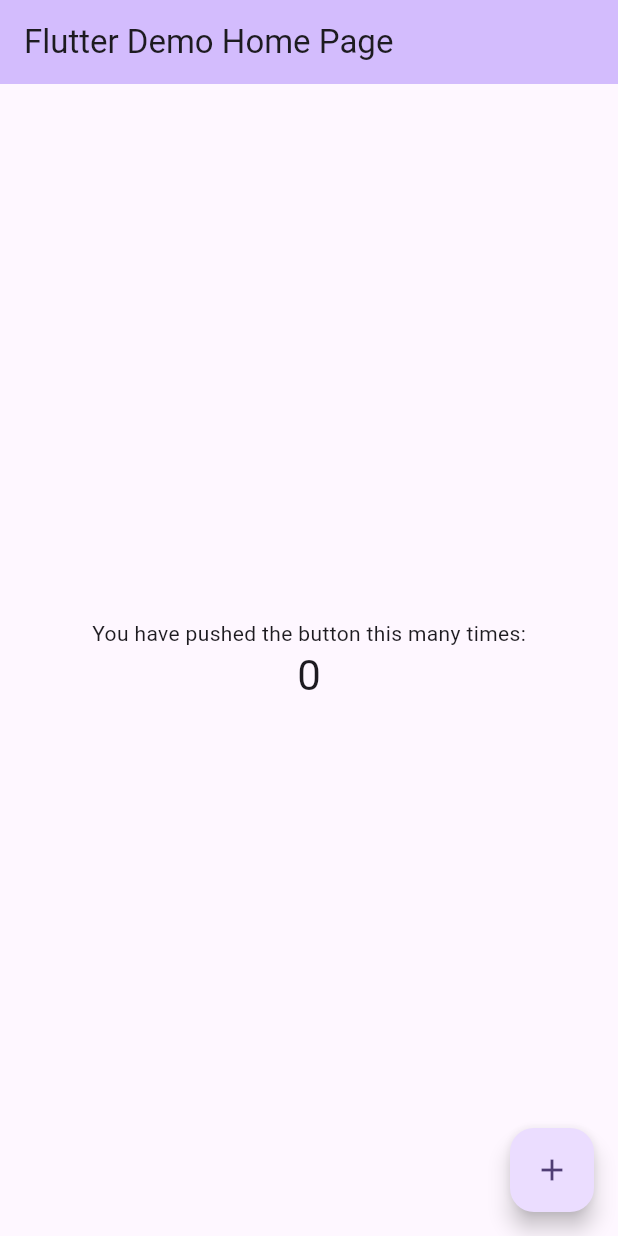
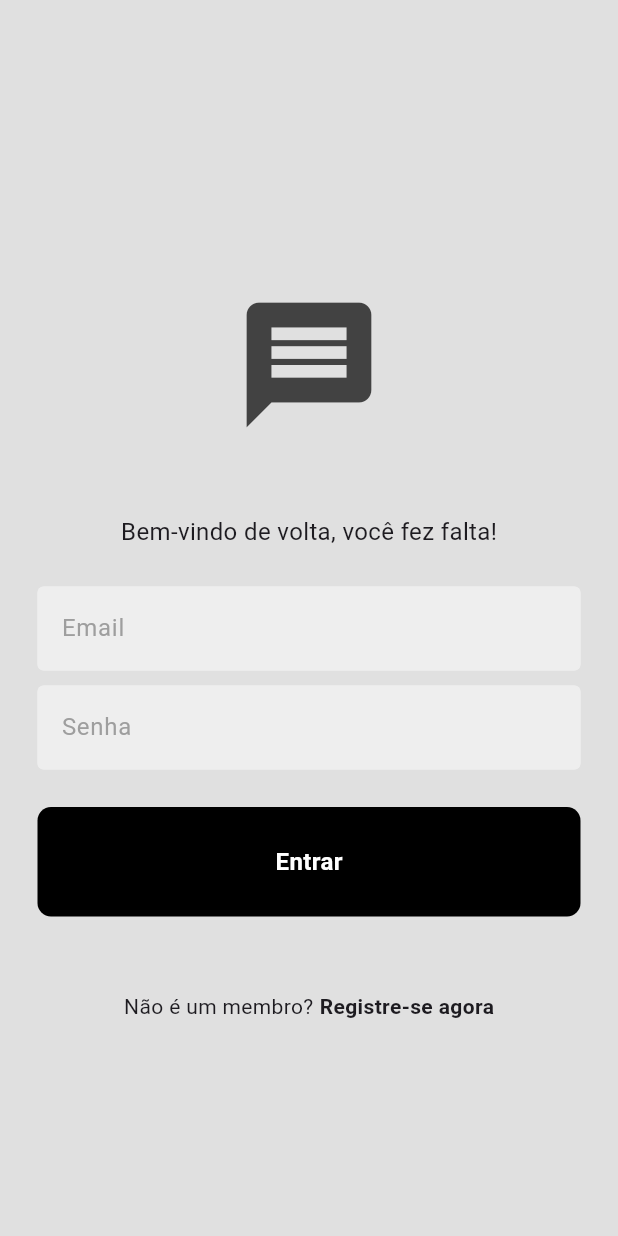
Before and after one commit to DeckDev-RC/Chat_App, a Flutter app: the screen it shows after launch, on a phone screen of 412 x 824 dp. Run offline on Flutter 3.47's test engine with Material 3 defaults, Android fonts, the phone set to English and light mode, and no system bars.

Commit message:
Tela de Login e Cadastro criadas, com componentes e diferentes arquivos/Sistema de troca de páginas entre Tela de Login e Tela de Cadastro

```diff
--- /dev/null
+++ b/lib/components/button_lr.dart
@@ -0,0 +1,31 @@
+import 'package:flutter/material.dart';
+
+class ButtonLR extends StatelessWidget {
+  final void Function()? onTap;
+  final String text;
+  const ButtonLR({super.key, required this.onTap, required this.text});
+
+  @override
+  Widget build(BuildContext context) {
+    return GestureDetector(
+      onTap: onTap,
+      child: Container(
+        padding: const EdgeInsets.all(25),
+        decoration: BoxDecoration(
+          color: Colors.black,
+          borderRadius: BorderRadius.circular(9),
+        ),
+        child: Center(
+          child: Text(
+            text,
+            style: const TextStyle(
+              color: Colors.white,
+              fontWeight: FontWeight.bold,
+              fontSize: 16,
+            ),
+          ),
+        ),
+      ),
+    );
+  }
+}
--- /dev/null
+++ b/lib/components/text_field.dart
@@ -0,0 +1,33 @@
+import 'package:flutter/material.dart';
+
+class MyTextField extends StatelessWidget {
+  final TextEditingController controller;
+  final String hintText;
+  final bool obscureText;
+  const MyTextField({
+    super.key,
+    required this.controller,
+    required this.hintText,
+    required this.obscureText,
+  });
+
+  @override
+  Widget build(BuildContext context) {
+    return TextField(
+      controller: controller,
+      obscureText: obscureText,
+      decoration: InputDecoration(
+        enabledBorder: OutlineInputBorder(
+          borderSide: BorderSide(color: Colors.grey.shade200),
+        ),
+        focusedBorder: const OutlineInputBorder(
+          borderSide: BorderSide(color: Colors.white),
+        ),
+        fillColor: Colors.grey[200],
+        filled: true,
+        hintText: hintText,
+        hintStyle: const TextStyle(color: Colors.grey),
+      ),
+    );
+  }
+}
--- a/lib/main.dart
+++ b/lib/main.dart
@@ -1,3 +1,4 @@
+import 'package:chat_app/services/login_or_register.dart';
 import 'package:flutter/material.dart';
 
 void main() {
@@ -7,119 +8,11 @@ void main() {
 class MyApp extends StatelessWidget {
   const MyApp({super.key});
 
-  // This widget is the root of your application.
   @override
   Widget build(BuildContext context) {
-    return MaterialApp(
-      title: 'Flutter Demo',
-      theme: ThemeData(
-        // This is the theme of your application.
-        //
-        // TRY THIS: Try running your application with "flutter run". You'll see
-        // the application has a purple toolbar. Then, without quitting the app,
-        // try changing the seedColor in the colorScheme below to Colors.green
-        // and then invoke "hot reload" (save your changes or press the "hot
-        // reload" button in a Flutter-supported IDE, or press "r" if you used
-        // the command line to start the app).
-        //
-        // Notice that the counter didn't reset back to zero; the application
-        // state is not lost during the reload. To reset the state, use hot
-        // restart instead.
-        //
-        // This works for code too, not just values: Most code changes can be
-        // tested with just a hot reload.
-        colorScheme: ColorScheme.fromSeed(seedColor: Colors.deepPurple),
-        useMaterial3: true,
-      ),
-      home: const MyHomePage(title: 'Flutter Demo Home Page'),
+    return const MaterialApp(
+      debugShowCheckedModeBanner: false,
+      home: LoginOrRegister(),
     );
   }
 }
-
-class MyHomePage extends StatefulWidget {
-  const MyHomePage({super.key, required this.title});
-
-  // This widget is the home page of your application. It is stateful, meaning
-  // that it has a State object (defined below) that contains fields that affect
-  // how it looks.
-
-  // This class is the configuration for the state. It holds the values (in this
-  // case the title) provided by the parent (in this case the App widget) and
-  // used by the build method of the State. Fields in a Widget subclass are
-  // always marked "final".
-
-  final String title;
-
-  @override
-  State<MyHomePage> createState() => _MyHomePageState();
-}
-
-class _MyHomePageState extends State<MyHomePage> {
-  int _counter = 0;
-
-  void _incrementCounter() {
-    setState(() {
-      // This call to setState tells the Flutter framework that something has
-      // changed in this State, which causes it to rerun the build method below
-      // so that the display can reflect the updated values. If we changed
-      // _counter without calling setState(), then the build method would not be
-      // called again, and so nothing would appear to happen.
-      _counter++;
-    });
-  }
-
-  @override
-  Widget build(BuildContext context) {
-    // This method is rerun every time setState is called, for instance as done
-    // by the _incrementCounter method above.
-    //
-    // The Flutter framework has been optimized to make rerunning build methods
-    // fast, so that you can just rebuild anything that needs updating rather
-    // than having to individually change instances of widgets.
-    return Scaffold(
-      appBar: AppBar(
-        // TRY THIS: Try changing the color here to a specific color (to
-        // Colors.amber, perhaps?) and trigger a hot reload to see the AppBar
-        // change color while the other colors stay the same.
-        backgroundColor: Theme.of(context).colorScheme.inversePrimary,
-        // Here we take the value from the MyHomePage object that was created by
-        // the App.build method, and use it to set our appbar title.
-        title: Text(widget.title),
-      ),
-      body: Center(
-        // Center is a layout widget. It takes a single child and positions it
-        // in the middle of the parent.
-        child: Column(
-          // Column is also a layout widget. It takes a list of children and
-          // arranges them vertically. By default, it sizes itself to fit its
-          // children horizontally, and tries to be as tall as its parent.
-          //
-          // Column has various properties to control how it sizes itself and
-          // how it positions its children. Here we use mainAxisAlignment to
-          // center the children vertically; the main axis here is the vertical
-          // axis because Columns are vertical (the cross axis would be
-          // horizontal).
-          //
-          // TRY THIS: Invoke "debug painting" (choose the "Toggle Debug Paint"
-          // action in the IDE, or press "p" in the console), to see the
-          // wireframe for each widget.
-          mainAxisAlignment: MainAxisAlignment.center,
-          children: <Widget>[
-            const Text(
-              'You have pushed the button this many times:',
-            ),
-            Text(
-              '$_counter',
-              style: Theme.of(context).textTheme.headlineMedium,
-            ),
-          ],
-        ),
-      ),
-      floatingActionButton: FloatingActionButton(
-        onPressed: _incrementCounter,
-        tooltip: 'Increment',
-        child: const Icon(Icons.add),
-      ), // This trailing comma makes auto-formatting nicer for build methods.
-    );
-  }
-}
--- /dev/null
+++ b/lib/pages/login_page.dart
@@ -0,0 +1,100 @@
+import 'package:chat_app/components/button_lr.dart';
+import 'package:chat_app/components/text_field.dart';
+import 'package:flutter/material.dart';
+
+class LoginPage extends StatefulWidget {
+  final void Function()? onTap;
+  const LoginPage({super.key, required this.onTap});
+
+  @override
+  State<LoginPage> createState() => _LoginPageState();
+}
+
+class _LoginPageState extends State<LoginPage> {
+  //controladores de texto
+  final emailController = TextEditingController();
+  final passwordController = TextEditingController();
+
+  // Login do usuário
+  void signIn() {}
+
+  @override
+  Widget build(BuildContext context) {
+    return Scaffold(
+        backgroundColor: Colors.grey[300],
+        body: SafeArea(
+          child: Center(
+            child: Padding(
+              padding: const EdgeInsets.symmetric(horizontal: 25.0),
+              child: Column(
+                mainAxisAlignment: MainAxisAlignment.center,
+                children: [
+                  const SizedBox(height: 50),
+
+                  // Logo
+                  Icon(
+                    Icons.message,
+                    size: 100,
+                    color: Colors.grey[800],
+                  ),
+
+                  const SizedBox(height: 50),
+
+                  // Bem-vindo (nome do app)
+                  const Text(
+                    'Bem-vindo de volta, você fez falta!',
+                    style: TextStyle(
+                      fontSize: 16,
+                    ),
+                  ),
+
+                  const SizedBox(height: 25),
+
+                  // Caixa de email
+                  MyTextField(
+                      controller: emailController,
+                      hintText: 'Email',
+                      obscureText: false),
+
+                  const SizedBox(height: 10),
+
+                  // Caixa de senha
+                  MyTextField(
+                      controller: passwordController,
+                      hintText: 'Senha',
+                      obscureText: true),
+
+                  const SizedBox(height: 25),
+
+                  // Botão de entrar
+                  ButtonLR(
+                    onTap: signIn,
+                    text: 'Entrar',
+                  ),
+
+                  const SizedBox(height: 50),
+
+                  // Não é um membro? registre-se agora
+                  Row(
+                    mainAxisAlignment: MainAxisAlignment.center,
+                    children: [
+                      const Text('Não é um membro?'),
+                      const SizedBox(width: 4),
+                      GestureDetector(
+                        onTap: widget.onTap,
+                        child: const Text(
+                          'Registre-se agora',
+                          style: TextStyle(
+                            fontWeight: FontWeight.bold,
+                          ),
+                        ),
+                      )
+                    ],
+                  )
+                ],
+              ),
+            ),
+          ),
+        ));
+  }
+}
--- /dev/null
+++ b/lib/services/login_or_register.dart
@@ -0,0 +1,31 @@
+import 'package:chat_app/pages/login_page.dart';
+import 'package:chat_app/pages/register_page.dart';
+import 'package:flutter/material.dart';
+
+class LoginOrRegister extends StatefulWidget {
+  const LoginOrRegister({super.key});
+
+  @override
+  State<LoginOrRegister> createState() => _LoginOrRegisterState();
+}
+
+class _LoginOrRegisterState extends State<LoginOrRegister> {
+  // Inicialmente mostrando a tela de login
+  bool showLoginPage = true;
+
+  // Gatilho de alternancia da página login para a de registro
+  void togglePage() {
+    setState(() {
+      showLoginPage = !showLoginPage;
+    });
+  }
+
+  @override
+  Widget build(BuildContext context) {
+    if (showLoginPage) {
+      return LoginPage(onTap: togglePage);
+    } else {
+      return RegisterPage(onTap: togglePage);
+    }
+  }
+}
```
Also changed, not shown: lib/pages/register_page.dart (added, +119 -0 lines).
